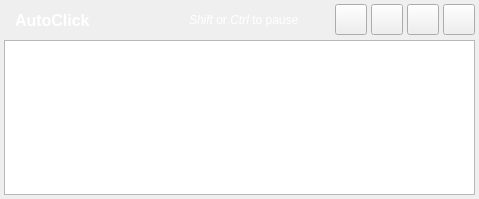
Qt form MainDialog.ui (WarrantyVoid/AutoClick) before a commit.
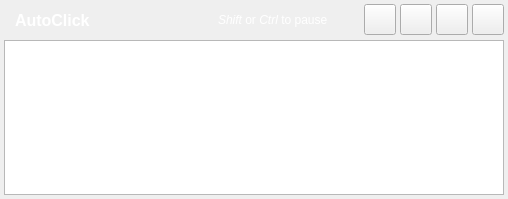
The same form after that commit. Icons and pictures are not drawn.

```diff
--- a/MainDialog.ui
+++ b/MainDialog.ui
@@ -6,7 +6,7 @@
    <rect>
     <x>0</x>
     <y>0</y>
-    <width>479</width>
+    <width>508</width>
     <height>199</height>
    </rect>
   </property>
```
